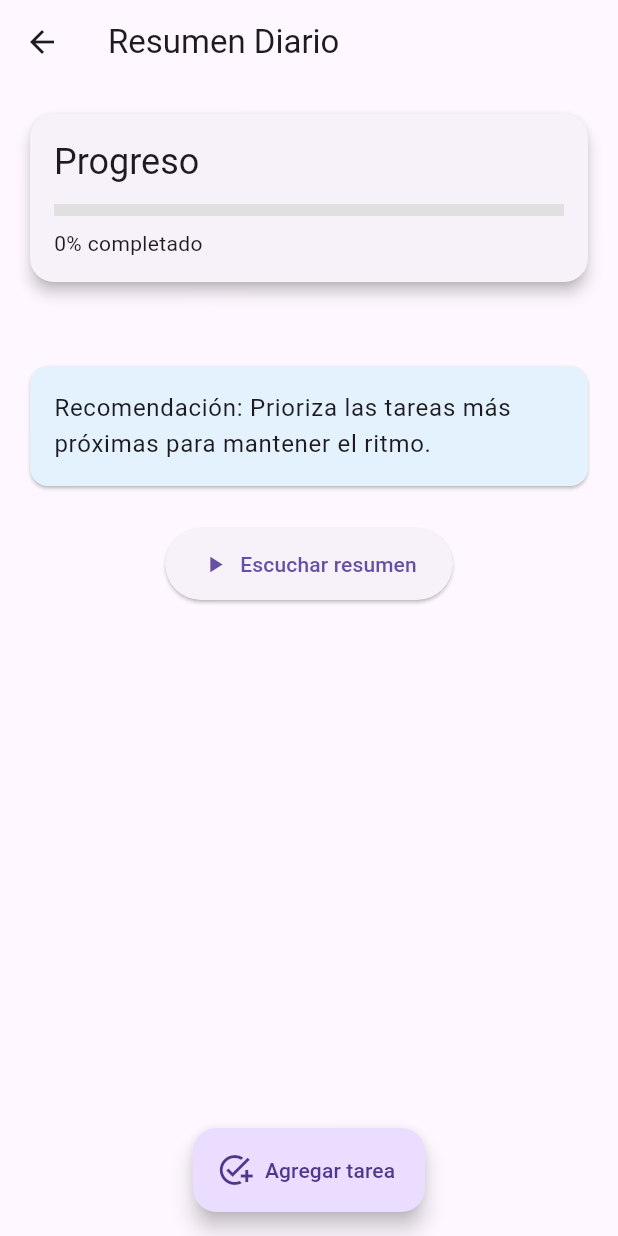
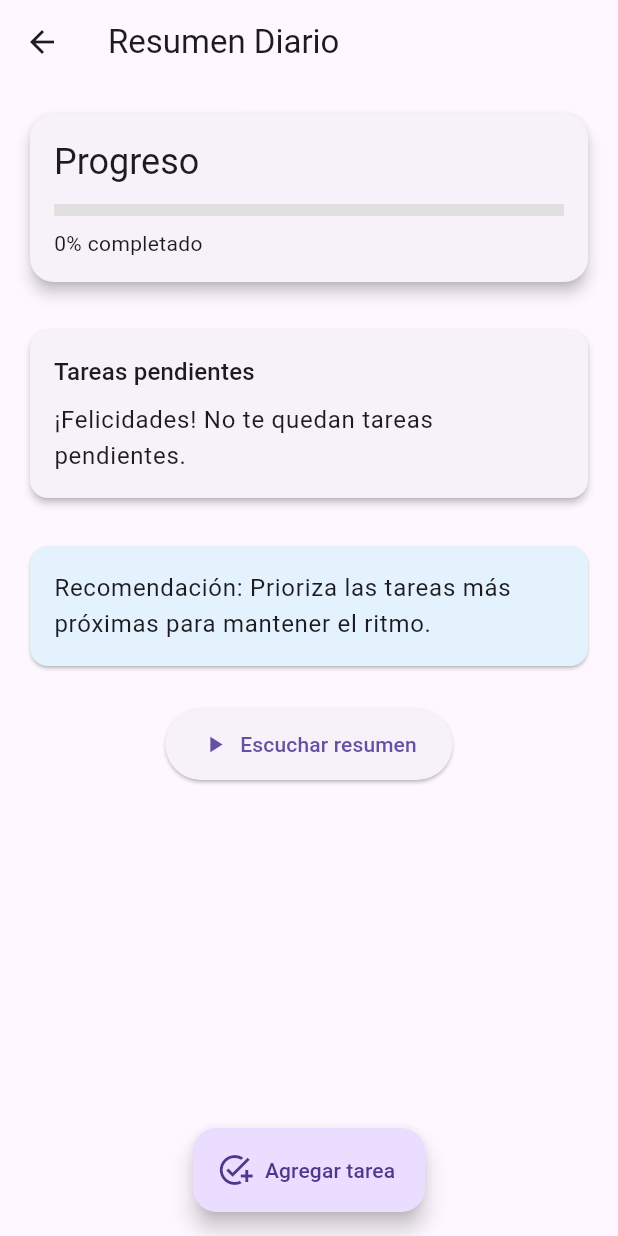
Before and after one commit to Dp170209/progra-movil, a Flutter app: the PantallaResumen screen opened by its route, on a phone screen of 412 x 824 dp. Run offline on Flutter 3.47's test engine with Material 3 defaults, Android fonts, the phone set to English and light mode, and no system bars; our stand-ins replace camera, cloud_firestore, firebase_auth, firebase_core, firebase_storage, fl_chart and 5 more; missing offline and left inert: google_mlkit_face_detection; accounts and stored records are empty; project files that could hold a hidden picture were left out.

Commit message:
Mejora resumen

```diff
--- a/proyecto_programacion_movil/lib/pantallas/pantalla_resumen.dart
+++ b/proyecto_programacion_movil/lib/pantallas/pantalla_resumen.dart
@@ -33,24 +33,18 @@ class PantallaResumen extends StatelessWidget {
           // Tarjeta de progreso
           Card(
             elevation: 4,
-            shape: RoundedRectangleBorder(
-              borderRadius: BorderRadius.circular(16),
-            ),
+            shape: RoundedRectangleBorder(borderRadius: BorderRadius.circular(16)),
             child: Padding(
               padding: const EdgeInsets.all(16),
               child: Column(
                 crossAxisAlignment: CrossAxisAlignment.start,
                 children: [
-                  Text(
-                    'Progreso',
-                    style: Theme.of(context).textTheme.headlineSmall,
-                  ),
+                  Text('Progreso', style: Theme.of(context).textTheme.headlineSmall),
                   const SizedBox(height: 12),
                   LinearProgressIndicator(
                       value: resumenProv.progreso,
                       minHeight: 8,
-                    backgroundColor: Colors.grey[300],
-                  ),
+                      backgroundColor: Colors.grey[300]),
                   const SizedBox(height: 8),
                   Text(
                     '${(resumenProv.progreso * 100).toStringAsFixed(0)}% completado',
@@ -62,33 +56,64 @@ class PantallaResumen extends StatelessWidget {
           ),
           const SizedBox(height: 24),
 
-          // Lista de tareas urgentes
-          if (resumenProv.urgentes.isNotEmpty)
+          // Lista de tareas pendientes agrupadas por prioridad
           Card(
             elevation: 2,
-              shape: RoundedRectangleBorder(
-                borderRadius: BorderRadius.circular(12),
-              ),
+            shape: RoundedRectangleBorder(borderRadius: BorderRadius.circular(12)),
             child: Padding(
               padding: const EdgeInsets.all(16),
               child: Column(
                 crossAxisAlignment: CrossAxisAlignment.start,
                 children: [
+                  Text('Tareas pendientes', style: Theme.of(context).textTheme.titleMedium),
+                  const SizedBox(height: 8),
+                  if (resumenProv.pendientes.isEmpty)
                     Text(
-                      '⚠️ Tareas urgentes',
-                      style: Theme.of(context).textTheme.titleMedium,
+                      '¡Felicidades! No te quedan tareas pendientes.',
+                      style: Theme.of(context).textTheme.bodyLarge,
+                    )
+                  else ...[
+                    for (var nivel in ['alta', 'media', 'baja'])
+                      if (resumenProv.pendientes.where((r) => r.prioridad == nivel).isNotEmpty) ...[
+                        Text(
+                          nivel.toUpperCase(),
+                          style: Theme.of(context)
+                              .textTheme
+                              .bodyLarge!
+                              .copyWith(fontWeight: FontWeight.bold),
                         ),
-                    const SizedBox(height: 8),
-                    ...resumenProv.urgentes.map(
-                      (r) => ListTile(
-                        leading: const Icon(Icons.warning, color: Colors.red),
+                        const SizedBox(height: 4),
+                        ...resumenProv.pendientes
+                            .where((r) => r.prioridad == nivel)
+                            .map(
+                              (r) {
+                                Color iconColor;
+                                switch (nivel) {
+                                  case 'alta':
+                                    iconColor = Colors.red;
+                                    break;
+                                  case 'media':
+                                    iconColor = Colors.orange;
+                                    break;
+                                  case 'baja':
+                                  default:
+                                    iconColor = Colors.green;
+                                }
+                                return ListTile(
+                                  contentPadding: EdgeInsets.zero,
+                                  leading: Icon(Icons.circle, color: iconColor),
                                   title: Text(r.titulo),
                                   subtitle: Text(
                                     '${r.fechaHora.toLocal()}'.split('.')[0],
                                     style: const TextStyle(fontSize: 12),
                                   ),
-                      ),
-                    ),
+                                );
+                              },
+                            )
+                            .toList(),
+                        const SizedBox(height: 12),
+                      ],
+                  ],
                 ],
               ),
             ),
@@ -99,9 +124,7 @@ class PantallaResumen extends StatelessWidget {
           Card(
             color: Colors.blue.shade50,
             elevation: 1,
-            shape: RoundedRectangleBorder(
-              borderRadius: BorderRadius.circular(12),
-            ),
+            shape: RoundedRectangleBorder(borderRadius: BorderRadius.circular(12)),
             child: Padding(
               padding: const EdgeInsets.all(16),
               child: Text(
@@ -118,13 +141,8 @@ class PantallaResumen extends StatelessWidget {
               icon: const Icon(Icons.play_arrow),
               label: const Text('Escuchar resumen'),
               style: ElevatedButton.styleFrom(
-                shape: RoundedRectangleBorder(
-                  borderRadius: BorderRadius.circular(24),
-                ),
-                padding: const EdgeInsets.symmetric(
-                  vertical: 14,
-                  horizontal: 24,
-                ),
+                shape: RoundedRectangleBorder(borderRadius: BorderRadius.circular(24)),
+                padding: const EdgeInsets.symmetric(vertical: 14, horizontal: 24),
               ),
               onPressed: () => resumenProv.leerResumen(),
             ),
--- a/proyecto_programacion_movil/lib/providers/resumen_provider.dart
+++ b/proyecto_programacion_movil/lib/providers/resumen_provider.dart
@@ -13,17 +13,13 @@ class ResumenProvider extends ChangeNotifier {
   List<Recordatorio> _todos = [];
 
   ResumenProvider() {
-    // Escucha el stream de recordatorios y notifica cambios
     _sub = _gestor.recordatorios.listen((lista) {
       _todos = lista;
       notifyListeners();
     });
   }
 
-  // Datos crudos
   List<Recordatorio> get allRecordatorios => _todos;
-
-  // Cálculos para la UI
   int get total => _todos.length;
   int get completados =>
       _todos.where((r) => r.estado == 'completado').length;
@@ -32,27 +28,27 @@ class ResumenProvider extends ChangeNotifier {
     list.sort((a, b) => a.fechaHora.compareTo(b.fechaHora));
     return list;
   }
-
-  List<Recordatorio> get urgentes => pendientes.take(3).toList();
-
   double get progreso => total > 0 ? completados / total : 0.0;
 
-  // Texto para TTS
+  /// Genera el texto completo para TTS, incluyendo cada tarea pendiente y su prioridad
   String get textoResumen {
     final buf = StringBuffer();
     buf.writeln('Hoy completaste $completados de $total tareas.');
-    if (urgentes.isNotEmpty) {
-      buf.writeln(
-        'Tareas urgentes: ${urgentes.map((r) => r.titulo).join(', ')}.');
+    if (pendientes.isEmpty) {
+      buf.writeln('¡Felicidades! No te quedan tareas pendientes.');
+    } else {
+      buf.writeln('Tienes ${pendientes.length} tareas pendientes:');
+      for (var r in pendientes) {
+        final nivel = r.prioridad.toLowerCase();
+        final nivelTexto = nivel == 'alta'
+            ? 'Alta'
+            : nivel == 'media'
+                ? 'Media'
+                : 'Baja';
+        buf.writeln('Tarea ${r.titulo} con prioridad $nivelTexto.');
+      }
     }
-    buf.writeln(
-      'Recomendación: Prioriza las tareas más próximas para mantener el ritmo.');
-    if (pendientes.isEmpty) {
-      buf.writeln('¡Felicidades! No te quedan pendientes.');
-    } else {
-      buf.writeln(
-        'Te quedan ${pendientes.length} tarea${pendientes.length > 1 ? 's' : ''} pendientes.');
-    }
+    buf.writeln('Recomendación: Prioriza las tareas más próximas para mantener el ritmo.');
     return buf.toString();
   }
 
```
Lines whose indentation alone changed are shown as unchanged.
